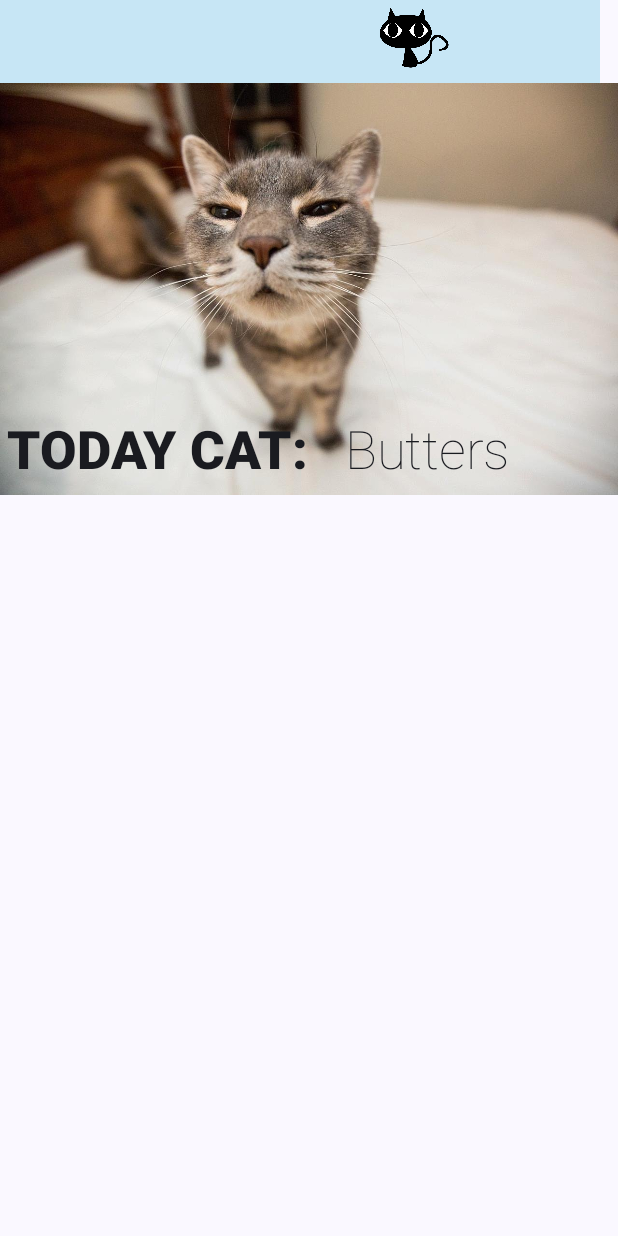
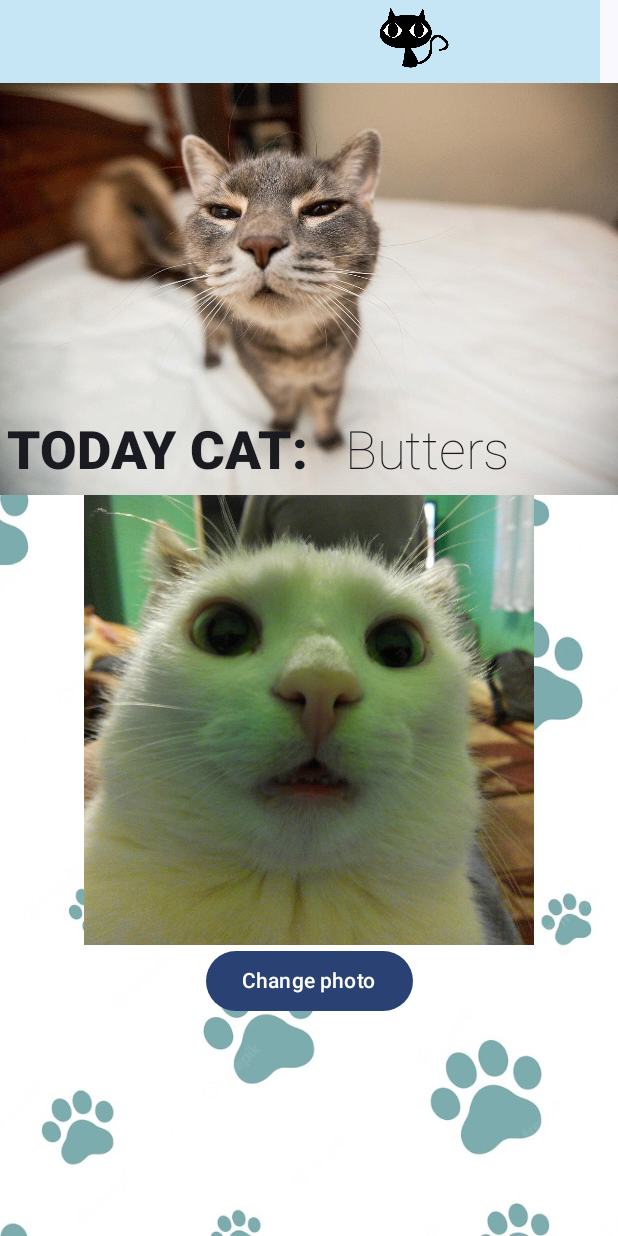
Before and after one commit to al3j4ndrolm/My_Application, an Android app built with Jetpack Compose: the screen it shows after launch (MainActivity), on a phone screen of 412 x 824 dp. Run offline under Robolectric (Android 15) with nearby library versions, the phone set to English and light mode, and no system bars.

Commit message:
CuteCat_2 - Fix the size of the background, Add button to change cat images

```diff
--- a/app/src/main/java/com/example/myapplication/MainActivity.kt
+++ b/app/src/main/java/com/example/myapplication/MainActivity.kt
@@ -5,32 +5,33 @@ import androidx.activity.ComponentActivity
 import androidx.activity.compose.setContent
 import androidx.compose.foundation.Image
 import androidx.compose.foundation.background
-import androidx.compose.foundation.border
 import androidx.compose.foundation.layout.Arrangement
 import androidx.compose.foundation.layout.Box
-import androidx.compose.foundation.layout.BoxScopeInstance.matchParentSize
 import androidx.compose.foundation.layout.Column
 import androidx.compose.foundation.layout.Row
 import androidx.compose.foundation.layout.fillMaxHeight
 import androidx.compose.foundation.layout.fillMaxSize
 import androidx.compose.foundation.layout.fillMaxWidth
-import androidx.compose.foundation.layout.padding
 import androidx.compose.foundation.layout.size
+import androidx.compose.material3.Button
 import androidx.compose.material3.MaterialTheme
 import androidx.compose.material3.Surface
 import androidx.compose.material3.Text
 import androidx.compose.runtime.Composable
+import androidx.compose.runtime.getValue
+import androidx.compose.runtime.mutableStateOf
+import androidx.compose.runtime.remember
+import androidx.compose.runtime.setValue
 import androidx.compose.ui.Alignment
 import androidx.compose.ui.Modifier
 import androidx.compose.ui.graphics.Color
 import androidx.compose.ui.layout.ContentScale
 import androidx.compose.ui.res.painterResource
+import androidx.compose.ui.res.stringResource
 import androidx.compose.ui.text.font.FontStyle
 import androidx.compose.ui.text.font.FontWeight
 import androidx.compose.ui.text.style.TextAlign
-import androidx.compose.ui.text.style.TextDecoration
 import androidx.compose.ui.tooling.preview.Preview
-import androidx.compose.ui.unit.TextUnit
 import androidx.compose.ui.unit.dp
 import androidx.compose.ui.unit.sp
 import com.example.myapplication.ui.theme.MyApplicationTheme
@@ -54,6 +55,12 @@ class MainActivity : ComponentActivity() {
 
 @Composable
 fun Greeting(name: String, modifier: Modifier = Modifier) {
+    var result by remember { mutableStateOf(1) }
+    val imageResource = when (result) {
+        1 -> R.drawable.funny_cat_1
+        2 -> R.drawable.funny_cat_2
+        else -> {R.drawable.funnny_cat_3}
+    }
     Box(modifier = Modifier) {
         Column(
             verticalArrangement = Arrangement.Center
@@ -118,30 +125,42 @@ fun Greeting(name: String, modifier: Modifier = Modifier) {
                             .size(150.dp, 50.dp)
                     )
                 }
-
-
             }
             Box(
-                modifier = Modifier.fillMaxHeight()
+                modifier = Modifier.fillMaxWidth()
             ) {
-//                Column() {
-//                    Image(
-//                        painter = painterResource(id = R.drawable.background_paws),
-//                        contentDescription = "Background",
-//                        modifier = Modifier
-//                            .size(800.dp,400.dp)
-//                    )
-//                    Image(
-//                        painter = painterResource(id = R.drawable.background_paws),
-//                        contentDescription = "Background",
-//                        modifier = Modifier
-//                            .size(800.dp,800.dp)
-//                    )
-//                }
+                Image(
+                    painter = painterResource(id = R.drawable.background_paws),
+                    contentDescription = "Background",
+                    contentScale = ContentScale.Crop,
+                    modifier = Modifier
+                        .size(800.dp, 900.dp)
+
+                )
+                Column(
+                    modifier = Modifier
+                        .fillMaxWidth(),
+                    horizontalAlignment = Alignment.CenterHorizontally
+                ) {
+                    Image(modifier = Modifier
+                        .size(300.dp,300.dp),
+                        contentScale = ContentScale.Crop,
+                        painter = painterResource(imageResource),
+                        contentDescription = "Funny_cat_1"
+                    )
+                    Button(onClick = {
+                        result = result + 1
+                        if (result > 3 ) {
+                            result = 1
+                        }
+                    }) {
+                        Text(stringResource(R.string.login))
+
+                    }
+                }
             }
         }
     }
-
 }
 
 @Preview(showBackground = true, showSystemUi = true)
--- a/app/src/main/res/values/strings.xml
+++ b/app/src/main/res/values/strings.xml
@@ -1,3 +1,4 @@
 <resources>
     <string name="app_name">My Application</string>
+    <string name="login">Change photo</string>
 </resources>
```
Also changed, not shown: app/src/main/res/drawable-nodpi/funnny_cat_3.jpg (added), app/src/main/res/drawable-nodpi/funny_cat_1.jpg (added), app/src/main/res/drawable-nodpi/funny_cat_2.jpg (added), app/src/main/res/drawable/funnny_cat_3.jpg (added), app/src/main/res/drawable/funny_cat_1.jpg (added), app/src/main/res/drawable/funny_cat_2.jpg (added).
